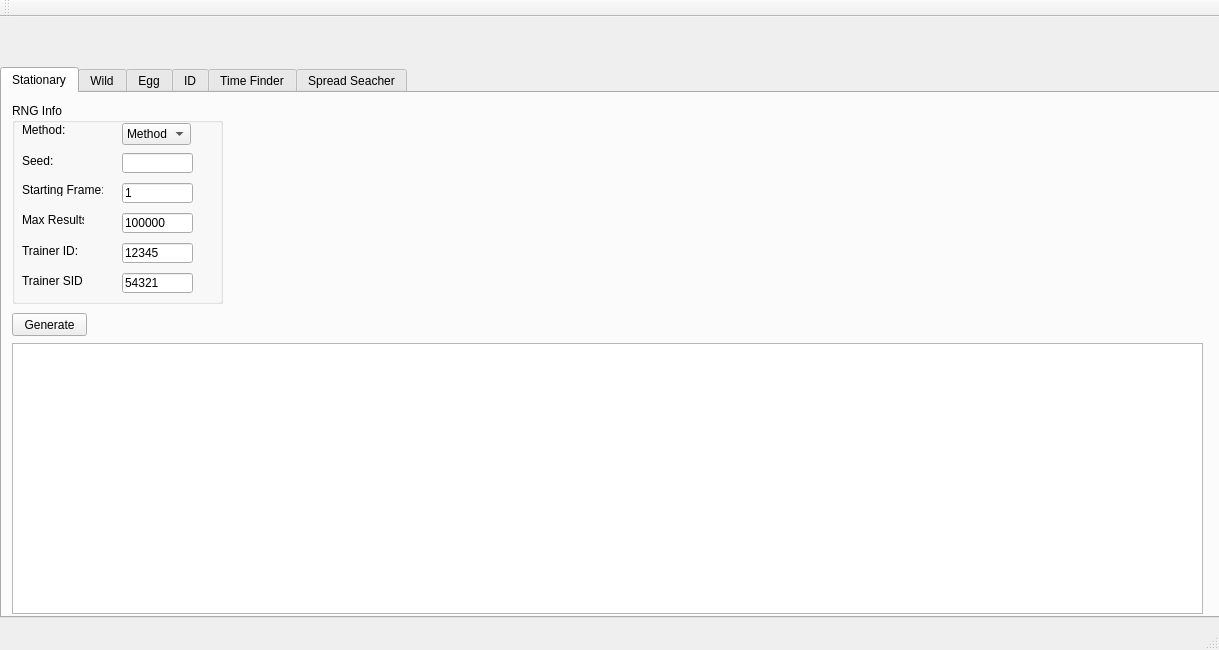
Before: the Qt Designer form Forms/mainwindow.ui in Admiral-Fish/PokeFinder, drawn with Qt 5.
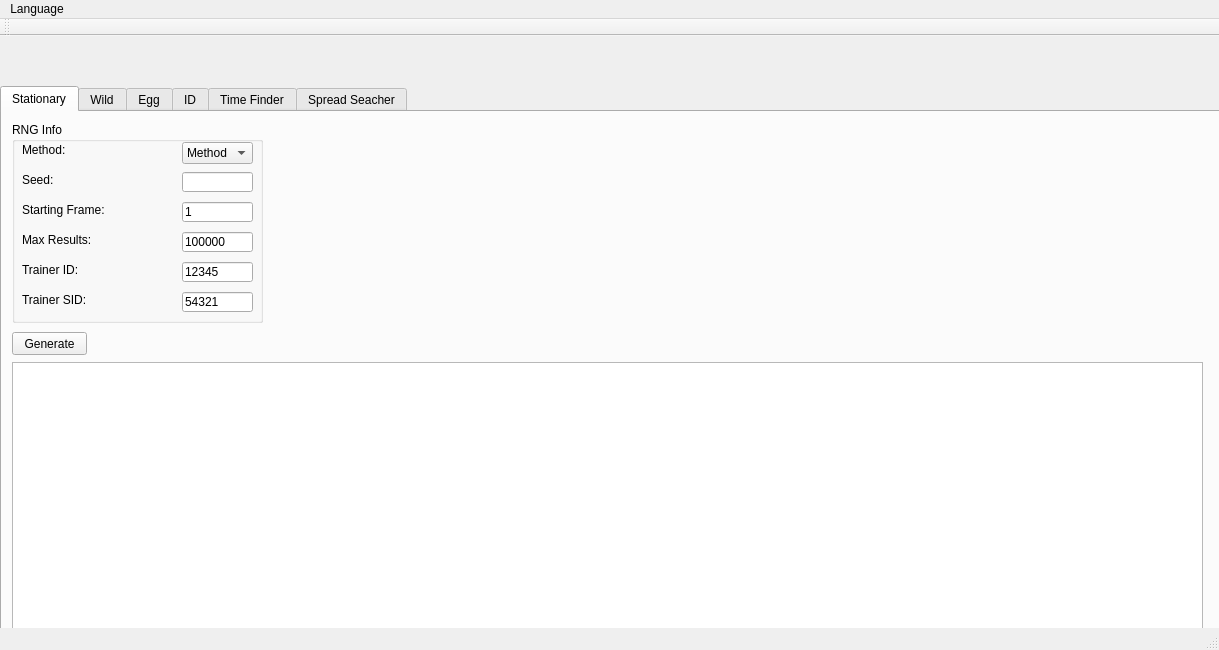
After: the same form once the commit is applied.

Commit message: Added language changing - translations and more languages still needed

Patch:
```diff
--- a/Forms/mainwindow.ui
+++ b/Forms/mainwindow.ui
@@ -35,7 +35,7 @@
        <rect>
         <x>10</x>
         <y>10</y>
-        <width>211</width>
+        <width>251</width>
         <height>201</height>
        </rect>
       </property>
@@ -47,8 +47,8 @@
         <rect>
          <x>10</x>
          <y>20</y>
-         <width>47</width>
-         <height>13</height>
+         <width>151</width>
+         <height>16</height>
         </rect>
        </property>
        <property name="text">
@@ -60,8 +60,8 @@
         <rect>
          <x>10</x>
          <y>80</y>
-         <width>81</width>
-         <height>13</height>
+         <width>151</width>
+         <height>16</height>
         </rect>
        </property>
        <property name="text">
@@ -73,8 +73,8 @@
         <rect>
          <x>10</x>
          <y>110</y>
-         <width>62</width>
-         <height>13</height>
+         <width>151</width>
+         <height>16</height>
         </rect>
        </property>
        <property name="text">
@@ -86,7 +86,7 @@
         <rect>
          <x>10</x>
          <y>140</y>
-         <width>61</width>
+         <width>151</width>
          <height>16</height>
         </rect>
        </property>
@@ -99,7 +99,7 @@
         <rect>
          <x>10</x>
          <y>170</y>
-         <width>61</width>
+         <width>151</width>
          <height>16</height>
         </rect>
        </property>
@@ -110,9 +110,9 @@
       <widget class="QComboBox" name="comboBoxMethod">
        <property name="geometry">
         <rect>
-         <x>110</x>
+         <x>170</x>
          <y>20</y>
-         <width>69</width>
+         <width>71</width>
          <height>22</height>
         </rect>
        </property>
@@ -145,7 +145,7 @@
       <widget class="QLineEdit" name="initialSeed">
        <property name="geometry">
         <rect>
-         <x>110</x>
+         <x>170</x>
          <y>50</y>
          <width>71</width>
          <height>20</height>
@@ -187,7 +187,7 @@
         <rect>
          <x>10</x>
          <y>50</y>
-         <width>31</width>
+         <width>151</width>
          <height>16</height>
         </rect>
        </property>
@@ -198,7 +198,7 @@
       <widget class="QLineEdit" name="startingFrame">
        <property name="geometry">
         <rect>
-         <x>110</x>
+         <x>170</x>
          <y>80</y>
          <width>71</width>
          <height>20</height>
@@ -217,7 +217,7 @@
       <widget class="QLineEdit" name="maxResults">
        <property name="geometry">
         <rect>
-         <x>110</x>
+         <x>170</x>
          <y>110</y>
          <width>71</width>
          <height>20</height>
@@ -236,7 +236,7 @@
       <widget class="QLineEdit" name="id">
        <property name="geometry">
         <rect>
-         <x>110</x>
+         <x>170</x>
          <y>140</y>
          <width>71</width>
          <height>20</height>
@@ -255,7 +255,7 @@
       <widget class="QLineEdit" name="sid">
        <property name="geometry">
         <rect>
-         <x>110</x>
+         <x>170</x>
          <y>170</y>
          <width>71</width>
          <height>20</height>
@@ -338,6 +338,12 @@
      <height>21</height>
     </rect>
    </property>
+   <widget class="QMenu" name="menuLanguage">
+    <property name="title">
+     <string>Language</string>
+    </property>
+   </widget>
+   <addaction name="menuLanguage"/>
   </widget>
   <widget class="QToolBar" name="mainToolBar">
    <attribute name="toolBarArea">
```
The commit also changes 15 other files.
